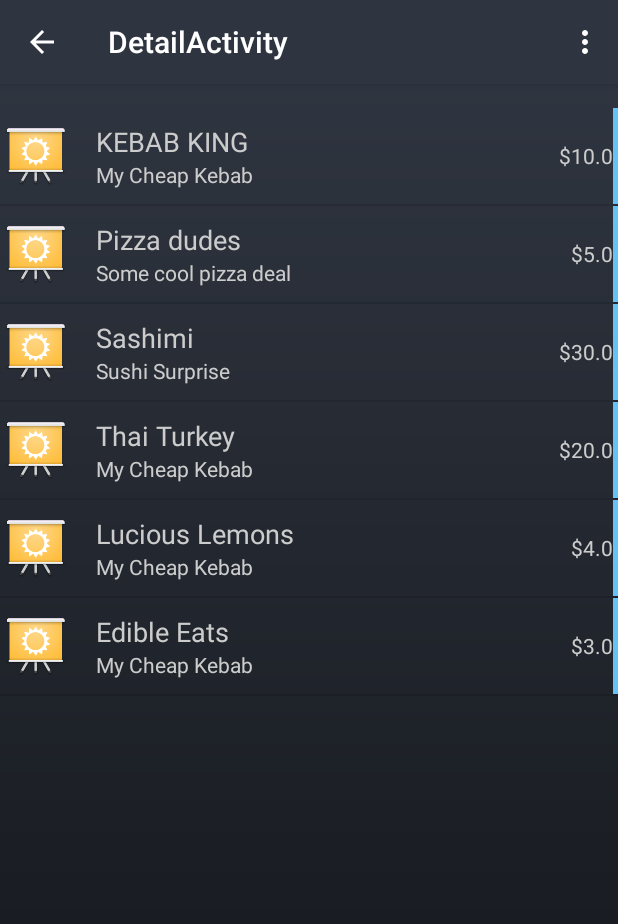
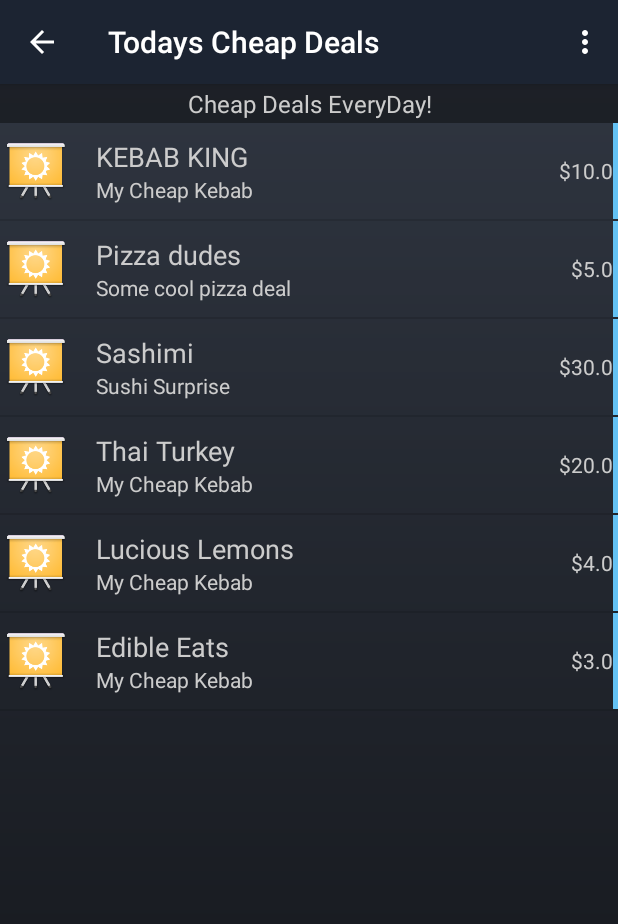
Before and after one commit to SDupZ/Eats, an Android app: the DealsListFragment screen opened directly, with no data from a screen before it, on a phone screen of 412 x 824 dp. Shown: the top 924 px of the screen. Run offline under Robolectric (Android 15) with nearby library versions, the phone set to English and light mode, and no system bars; 1 statement that could not run was skipped.

Commit message:
Edited colors and themes

```diff
--- a/app/src/main/AndroidManifest.xml
+++ b/app/src/main/AndroidManifest.xml
@@ -28,7 +28,7 @@
         </activity>
         <activity
             android:name=".ListDealsActivity"
-            android:label="@string/title_activity_detail"
+            android:label="@string/title_activity_list_deal"
             android:parentActivityName=".MainActivity" >
             <meta-data
                 android:name="android.support.PARENT_ACTIVITY"
--- a/app/src/main/res/layout/fragment_list_deals.xml
+++ b/app/src/main/res/layout/fragment_list_deals.xml
@@ -1,14 +1,23 @@
-<FrameLayout xmlns:android="http://schemas.android.com/apk/res/android"
+<LinearLayout xmlns:android="http://schemas.android.com/apk/res/android"
     xmlns:tools="http://schemas.android.com/tools"
     android:layout_width="match_parent"
     android:layout_height="match_parent"
-    android:paddingTop="@dimen/activity_vertical_margin"
-    android:paddingBottom="@dimen/activity_vertical_margin"
-    tools:context=".MainActivity$PlaceholderFragment">
+    tools:context=".MainActivity$PlaceholderFragment"
+    android:orientation="vertical">
+
+    <TextView
+        android:layout_width="match_parent"
+        android:layout_height="wrap_content"
+        android:text="Cheap Deals EveryDay!"
+        android:padding="2dp"
+        android:textSize="@dimen/abc_text_size_subtitle_material_toolbar"
+        android:gravity="center_horizontal"
+        android:background="@color/main_transparent_black"/>
 
     <ListView
         android:id="@+id/listview_deals"
         android:layout_width="match_parent"
         android:layout_height="match_parent"
         android:scrollbars="none"/>
-</FrameLayout>
+
+</LinearLayout>
--- a/app/src/main/res/layout/fragment_main.xml
+++ b/app/src/main/res/layout/fragment_main.xml
@@ -13,7 +13,8 @@
         android:paddingLeft="35dp"
         android:paddingRight="35dp"
         android:layout_gravity="center_horizontal"
-        android:src="@drawable/ic_logo"/>
+        android:src="@drawable/ic_logo"
+        android:background="@color/actionbar_color"/>
 
     <TextView
         android:layout_width="match_parent"
--- a/app/src/main/res/values/colors.xml
+++ b/app/src/main/res/values/colors.xml
@@ -16,7 +16,7 @@
     <color name="color_15">#ff8da9ff</color>
 
     <!-- Action Bar Color -->
-    <color name="actionbar_color">#2F3540</color>
+    <color name="actionbar_color">#1C2432</color>
 
     <color name="main_transparent_black">#64000000</color>
     </resources>
--- a/app/src/main/res/values/strings.xml
+++ b/app/src/main/res/values/strings.xml
@@ -4,7 +4,8 @@
     <string name="app_name">Eats</string>
     <string name="hello_world">Hello world!</string>
     <string name="action_settings">Settings</string>
-    <string name="title_activity_detail">DetailActivity</string>
+    <string name="title_activity_detail">Details</string>
+    <string name="title_activity_list_deal">Todays Cheap Deals</string>
     <string name="action_refresh" translatable="false">Refresh</string>
 
 
```
